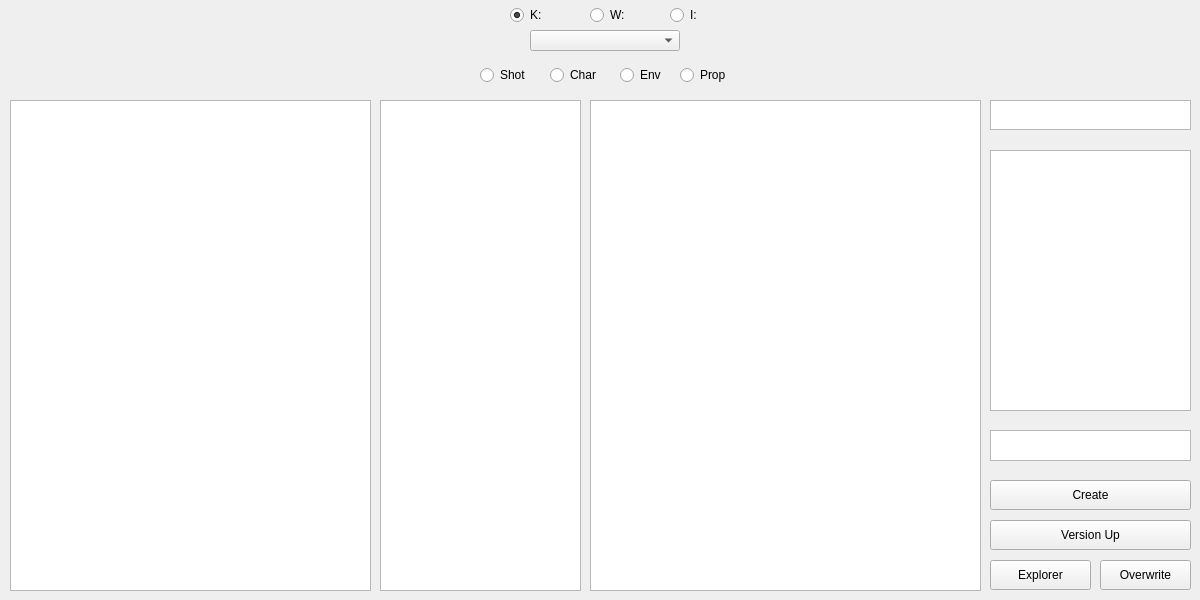
First picture: the form in Cinema 4D/FileManager.ui, repository pbenjamim/glimpse, before the edit.
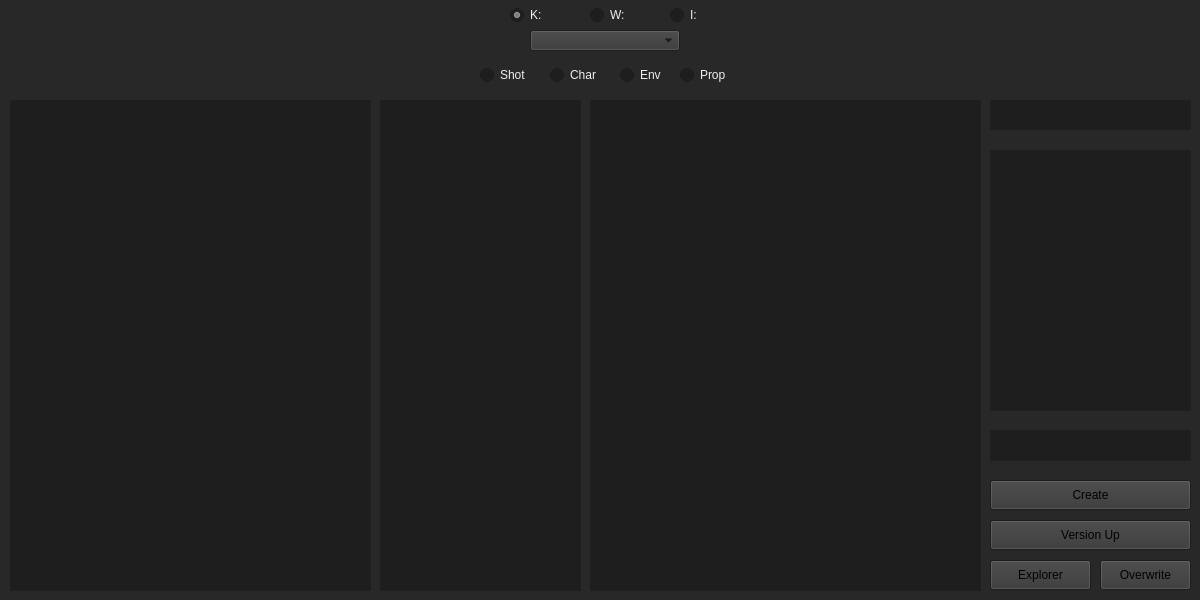
Second picture: the form after the edit.

The edit to the form file:
```diff
--- a/Cinema 4D/FileManager.ui
+++ b/Cinema 4D/FileManager.ui
@@ -31,6 +31,316 @@
     <height>600</height>
    </size>
   </property>
+  <property name="palette">
+   <palette>
+    <active>
+     <colorrole role="WindowText">
+      <brush brushstyle="SolidPattern">
+       <color alpha="255">
+        <red>238</red>
+        <green>238</green>
+        <blue>238</blue>
+       </color>
+      </brush>
+     </colorrole>
+     <colorrole role="Button">
+      <brush brushstyle="SolidPattern">
+       <color alpha="255">
+        <red>55</red>
+        <green>55</green>
+        <blue>55</blue>
+       </color>
+      </brush>
+     </colorrole>
+     <colorrole role="Midlight">
+      <brush brushstyle="SolidPattern">
+       <color alpha="255">
+        <red>55</red>
+        <green>55</green>
+        <blue>55</blue>
+       </color>
+      </brush>
+     </colorrole>
+     <colorrole role="Dark">
+      <brush brushstyle="SolidPattern">
+       <color alpha="255">
+        <red>55</red>
+        <green>55</green>
+        <blue>55</blue>
+       </color>
+      </brush>
+     </colorrole>
+     <colorrole role="Mid">
+      <brush brushstyle="SolidPattern">
+       <color alpha="255">
+        <red>55</red>
+        <green>55</green>
+        <blue>55</blue>
+       </color>
+      </brush>
+     </colorrole>
+     <colorrole role="Text">
+      <brush brushstyle="SolidPattern">
+       <color alpha="255">
+        <red>199</red>
+        <green>199</green>
+        <blue>199</blue>
+       </color>
+      </brush>
+     </colorrole>
+     <colorrole role="BrightText">
+      <brush brushstyle="SolidPattern">
+       <color alpha="255">
+        <red>231</red>
+        <green>231</green>
+        <blue>231</blue>
+       </color>
+      </brush>
+     </colorrole>
+     <colorrole role="ButtonText">
+      <brush brushstyle="SolidPattern">
+       <color alpha="255">
+        <red>0</red>
+        <green>0</green>
+        <blue>0</blue>
+       </color>
+      </brush>
+     </colorrole>
+     <colorrole role="Base">
+      <brush brushstyle="SolidPattern">
+       <color alpha="255">
+        <red>30</red>
+        <green>30</green>
+        <blue>30</blue>
+       </color>
+      </brush>
+     </colorrole>
+     <colorrole role="Window">
+      <brush brushstyle="SolidPattern">
+       <color alpha="255">
+        <red>40</red>
+        <green>40</green>
+        <blue>40</blue>
+       </color>
+      </brush>
+     </colorrole>
+     <colorrole role="AlternateBase">
+      <brush brushstyle="SolidPattern">
+       <color alpha="255">
+        <red>40</red>
+        <green>40</green>
+        <blue>40</blue>
+       </color>
+      </brush>
+     </colorrole>
+    </active>
+    <inactive>
+     <colorrole role="WindowText">
+      <brush brushstyle="SolidPattern">
+       <color alpha="255">
+        <red>238</red>
+        <green>238</green>
+        <blue>238</blue>
+       </color>
+      </brush>
+     </colorrole>
+     <colorrole role="Button">
+      <brush brushstyle="SolidPattern">
+       <color alpha="255">
+        <red>55</red>
+        <green>55</green>
+        <blue>55</blue>
+       </color>
+      </brush>
+     </colorrole>
+     <colorrole role="Midlight">
+      <brush brushstyle="SolidPattern">
+       <color alpha="255">
+        <red>55</red>
+        <green>55</green>
+        <blue>55</blue>
+       </color>
+      </brush>
+     </colorrole>
+     <colorrole role="Dark">
+      <brush brushstyle="SolidPattern">
+       <color alpha="255">
+        <red>55</red>
+        <green>55</green>
+        <blue>55</blue>
+       </color>
+      </brush>
+     </colorrole>
+     <colorrole role="Mid">
+      <brush brushstyle="SolidPattern">
+       <color alpha="255">
+        <red>55</red>
+        <green>55</green>
+        <blue>55</blue>
+       </color>
+      </brush>
+     </colorrole>
+     <colorrole role="Text">
+      <brush brushstyle="SolidPattern">
+       <color alpha="255">
+        <red>199</red>
+        <green>199</green>
+        <blue>199</blue>
+       </color>
+      </brush>
+     </colorrole>
+     <colorrole role="BrightText">
+      <brush brushstyle="SolidPattern">
+       <color alpha="255">
+        <red>231</red>
+        <green>231</green>
+        <blue>231</blue>
+       </color>
+      </brush>
+     </colorrole>
+     <colorrole role="ButtonText">
+      <brush brushstyle="SolidPattern">
+       <color alpha="255">
+        <red>0</red>
+        <green>0</green>
+        <blue>0</blue>
+       </color>
+      </brush>
+     </colorrole>
+     <colorrole role="Base">
+      <brush brushstyle="SolidPattern">
+       <color alpha="255">
+        <red>30</red>
+        <green>30</green>
+        <blue>30</blue>
+       </color>
+      </brush>
+     </colorrole>
+     <colorrole role="Window">
+      <brush brushstyle="SolidPattern">
+       <color alpha="255">
+        <red>40</red>
+        <green>40</green>
+        <blue>40</blue>
+       </color>
+      </brush>
+     </colorrole>
+     <colorrole role="AlternateBase">
+      <brush brushstyle="SolidPattern">
+       <color alpha="255">
+        <red>40</red>
+        <green>40</green>
+        <blue>40</blue>
+       </color>
+      </brush>
+     </colorrole>
+    </inactive>
+    <disabled>
+     <colorrole role="WindowText">
+      <brush brushstyle="SolidPattern">
+       <color alpha="255">
+        <red>55</red>
+        <green>55</green>
+        <blue>55</blue>
+       </color>
+      </brush>
+     </colorrole>
+     <colorrole role="Button">
+      <brush brushstyle="SolidPattern">
+       <color alpha="255">
+        <red>55</red>
+        <green>55</green>
+        <blue>55</blue>
+       </color>
+      </brush>
+     </colorrole>
+     <colorrole role="Midlight">
+      <brush brushstyle="SolidPattern">
+       <color alpha="255">
+        <red>55</red>
+        <green>55</green>
+        <blue>55</blue>
+       </color>
+      </brush>
+     </colorrole>
+     <colorrole role="Dark">
+      <brush brushstyle="SolidPattern">
+       <color alpha="255">
+        <red>55</red>
+        <green>55</green>
+        <blue>55</blue>
+       </color>
+      </brush>
+     </colorrole>
+     <colorrole role="Mid">
+      <brush brushstyle="SolidPattern">
+       <color alpha="255">
+        <red>55</red>
+        <green>55</green>
+        <blue>55</blue>
+       </color>
+      </brush>
+     </colorrole>
+     <colorrole role="Text">
+      <brush brushstyle="SolidPattern">
+       <color alpha="255">
+        <red>55</red>
+        <green>55</green>
+        <blue>55</blue>
+       </color>
+      </brush>
+     </colorrole>
+     <colorrole role="BrightText">
+      <brush brushstyle="SolidPattern">
+       <color alpha="255">
+        <red>231</red>
+        <green>231</green>
+        <blue>231</blue>
+       </color>
+      </brush>
+     </colorrole>
+     <colorrole role="ButtonText">
+      <brush brushstyle="SolidPattern">
+       <color alpha="255">
+        <red>55</red>
+        <green>55</green>
+        <blue>55</blue>
+       </color>
+      </brush>
+     </colorrole>
+     <colorrole role="Base">
+      <brush brushstyle="SolidPattern">
+       <color alpha="255">
+        <red>40</red>
+        <green>40</green>
+        <blue>40</blue>
+       </color>
+      </brush>
+     </colorrole>
+     <colorrole role="Window">
+      <brush brushstyle="SolidPattern">
+       <color alpha="255">
+        <red>40</red>
+        <green>40</green>
+        <blue>40</blue>
+       </color>
+      </brush>
+     </colorrole>
+     <colorrole role="AlternateBase">
+      <brush brushstyle="SolidPattern">
+       <color alpha="255">
+        <red>40</red>
+        <green>40</green>
+        <blue>40</blue>
+       </color>
+      </brush>
+     </colorrole>
+    </disabled>
+   </palette>
+  </property>
+  <property name="focusPolicy">
+   <enum>Qt::StrongFocus</enum>
+  </property>
   <property name="windowTitle">
    <string>GlimpseVFX Houdini File Manager</string>
   </property>
```
Left out of the diff: 2 changed lines with no effect on the pictures.
